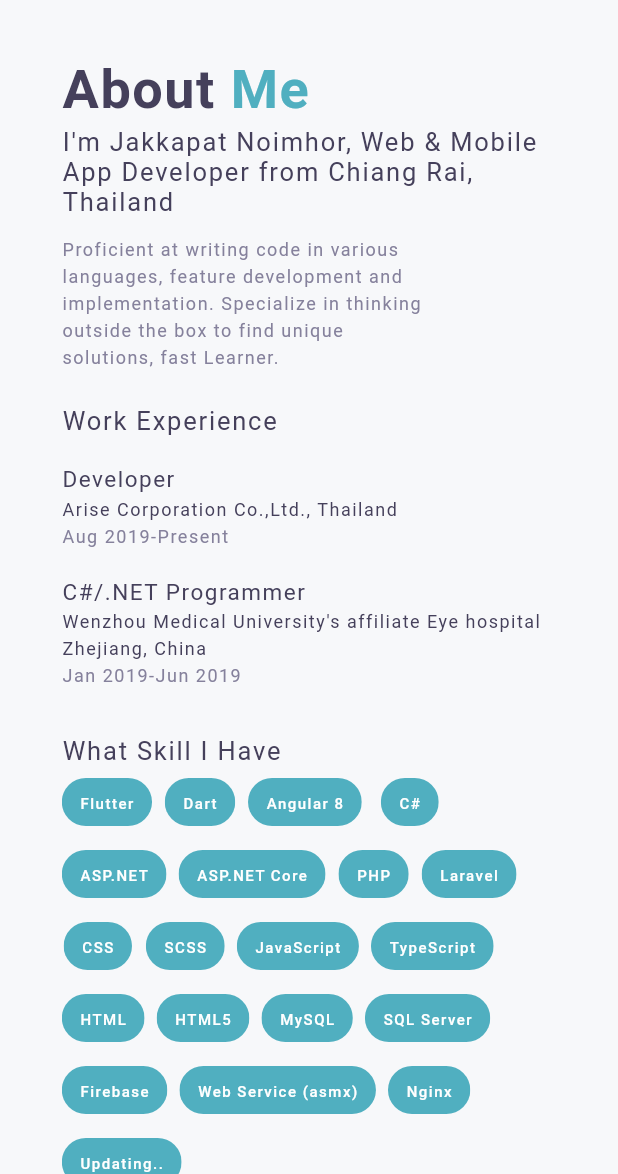
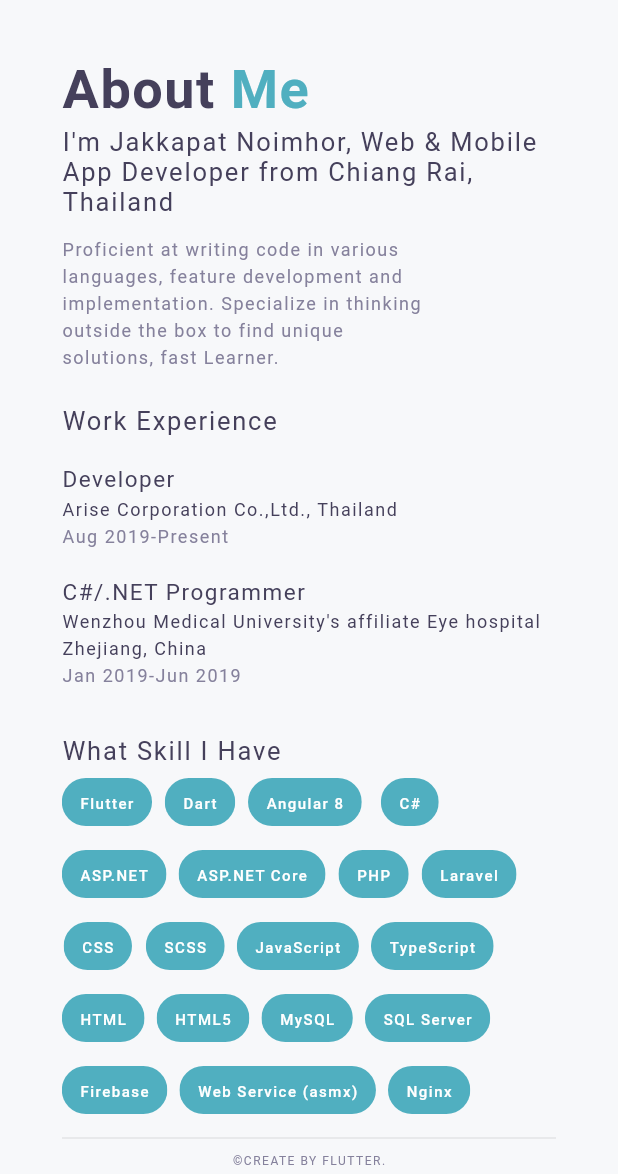
Before and after one commit to MangoStick/portfolio, a Flutter app: the screen it shows after launch, on a phone screen of 412 x 824 dp, the part 62-1236 px from its top. Run offline on Flutter 3.47's test engine with Material 2 defaults, Android fonts, the phone set to English and light mode, and no system bars; our stand-ins replace font_awesome_flutter; missing offline and left inert: dart:html; Roboto replaces fonts that are missing (NexaBold, NexaLight, ProductSans).

Commit message:
Update home.dart

```diff
--- a/lib/ui/home.dart
+++ b/lib/ui/home.dart
@@ -307,7 +307,6 @@ class HomePage extends StatelessWidget {
     'Firebase',
     'Web Service (asmx)',
     'Nginx',
-    'Updating..'
   ];
 
   Widget _buildSkills(BuildContext context) {
```
